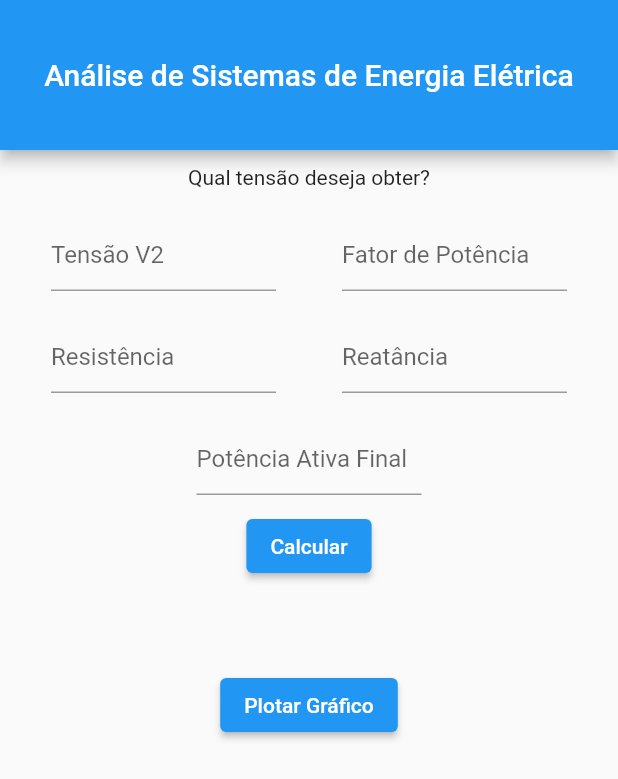
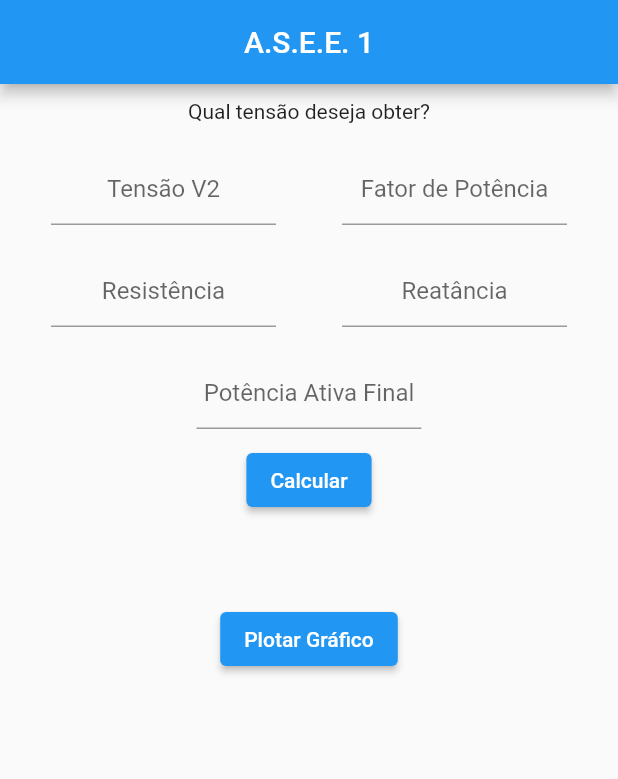
Before and after one commit to GustavoAlecio/app_analise, a Flutter app: the screen it shows after launch, after a tap on "Calcular", on a phone screen of 412 x 824 dp. Shown: the top 779 px of the screen. Run offline on Flutter 3.47's test engine with Material 2 defaults, Android fonts, the phone set to English and light mode, and no system bars; our stand-ins replace flutter_mobx, flutter_modular, mobx, syncfusion_flutter_charts; generated files the repository leaves out were written again.

Commit message:
include splash_screen & improve charts performance

```diff
--- a/lib/app/app_module.dart
+++ b/lib/app/app_module.dart
@@ -1,6 +1,5 @@
+import 'package:app_analise/app/modules/initial/initial_module.dart';
 import 'package:flutter_modular/flutter_modular.dart';
-
-import 'modules/home/home_module.dart';
 
 class AppModule extends Module {
   @override
@@ -8,7 +7,6 @@ class AppModule extends Module {
 
   @override
   final List<ModularRoute> routes = [
-    ModuleRoute(Modular.initialRoute, module: HomeModule()),
+    ModuleRoute(Modular.initialRoute, module: InitialModule()),
   ];
-
 }
--- a/lib/app/app_widget.dart
+++ b/lib/app/app_widget.dart
@@ -2,6 +2,8 @@ import 'package:flutter/material.dart';
 import 'package:flutter_modular/flutter_modular.dart';
 
 class AppWidget extends StatelessWidget {
+  const AppWidget({Key? key}) : super(key: key);
+
   @override
   Widget build(BuildContext context) {
     return MaterialApp.router(
--- a/lib/app/modules/grafico/grafico/grafico_module.dart
+++ b/lib/app/modules/grafico/grafico/grafico_module.dart
@@ -10,6 +10,6 @@ class GraficoModule extends Module {
 
   @override
   final List<ModularRoute> routes = [
-    ChildRoute('/', child: (_, args) => GraficoPage()),
+    ChildRoute('/', child: (_, args) => const GraficoPage()),
   ];
 }
--- a/lib/app/modules/home/home_module.dart
+++ b/lib/app/modules/home/home_module.dart
@@ -1,5 +1,4 @@
 import 'package:app_analise/app/modules/grafico/grafico/grafico_module.dart';
-import 'package:flutter/material.dart';
 import 'package:flutter_modular/flutter_modular.dart';
 import '../home/home_store.dart';
 
@@ -13,7 +12,7 @@ class HomeModule extends Module {
 
   @override
   final List<ModularRoute> routes = [
-    ChildRoute(Modular.initialRoute, child: (_, args) => HomePage()),
+    ChildRoute(Modular.initialRoute, child: (_, args) => const HomePage()),
     ModuleRoute("/grafico", module: GraficoModule())
   ];
 }
--- a/lib/app/modules/home/home_page.dart
+++ b/lib/app/modules/home/home_page.dart
@@ -13,23 +13,29 @@ class HomePage extends StatefulWidget {
 }
 
 class _HomePageState extends ModularState<HomePage, HomeStore> {
+  final FocusScopeNode node = FocusScopeNode();
   @override
   Widget build(BuildContext context) {
+    return LayoutBuilder(builder: (context, constraints) {
       return Scaffold(
           appBar: AppBar(
-          title: const Text(
-            'Análise de Sistemas de Energia Elétrica',
-            maxLines: 2,
+            title: Text(
+              constraints.maxWidth < 500
+                  ? "A.S.E.E. 1"
+                  : 'Análise de Sistemas de Energia Elétrica',
+              maxLines: 1,
               textAlign: TextAlign.center,
             ),
             centerTitle: true,
-          toolbarHeight: 100,
           ),
           body: SingleChildScrollView(
+            child: FocusScope(
+              node: node,
               child: Column(
                 children: [
                   const Padding(
-                padding: EdgeInsets.symmetric(vertical: 10.0, horizontal: 10),
+                    padding:
+                        EdgeInsets.symmetric(vertical: 10.0, horizontal: 10),
                     child: Text("Qual tensão deseja obter?"),
                   ),
                   // Row(
@@ -73,6 +79,9 @@ class _HomePageState extends ModularState<HomePage, HomeStore> {
                           child: SizedBox(
                             width: 150,
                             child: TextFormField(
+                              textAlign: TextAlign.center,
+                              onEditingComplete: node.nextFocus,
+                              textInputAction: TextInputAction.next,
                               keyboardType: TextInputType.number,
                               onChanged: (value) => value.isNotEmpty
                                   ? store.setTensaoEntrada(double.parse(value))
@@ -92,6 +101,9 @@ class _HomePageState extends ModularState<HomePage, HomeStore> {
                         child: SizedBox(
                           width: 150,
                           child: TextFormField(
+                            textAlign: TextAlign.center,
+                            onEditingComplete: node.nextFocus,
+                            textInputAction: TextInputAction.next,
                             keyboardType: TextInputType.number,
                             onChanged: (value) => value.isNotEmpty
                                 ? store.setFatorPotencia(double.parse(value))
@@ -113,6 +125,9 @@ class _HomePageState extends ModularState<HomePage, HomeStore> {
                         child: SizedBox(
                           width: 150,
                           child: TextFormField(
+                            textAlign: TextAlign.center,
+                            onEditingComplete: node.nextFocus,
+                            textInputAction: TextInputAction.next,
                             keyboardType: TextInputType.number,
                             onChanged: (value) {
                               value.isNotEmpty
@@ -131,6 +146,9 @@ class _HomePageState extends ModularState<HomePage, HomeStore> {
                         child: SizedBox(
                           width: 150,
                           child: TextFormField(
+                            textAlign: TextAlign.center,
+                            onEditingComplete: node.nextFocus,
+                            textInputAction: TextInputAction.next,
                             keyboardType: TextInputType.number,
                             onChanged: (value) {
                               value.isNotEmpty
@@ -172,6 +190,9 @@ class _HomePageState extends ModularState<HomePage, HomeStore> {
                         child: SizedBox(
                           width: 150,
                           child: TextFormField(
+                            textAlign: TextAlign.center,
+                            onEditingComplete: node.nextFocus,
+                            textInputAction: TextInputAction.done,
                             keyboardType: TextInputType.number,
                             onChanged: (value) {
                               if (value.isNotEmpty) {
@@ -189,6 +210,7 @@ class _HomePageState extends ModularState<HomePage, HomeStore> {
 
                   ElevatedButton(
                       onPressed: () async {
+                        node.unfocus();
                         await store.setCalculos();
                         setState(() {});
                       },
@@ -198,7 +220,9 @@ class _HomePageState extends ModularState<HomePage, HomeStore> {
                       height: 50,
                       child: store.resultadoY1.length > 1
                           ? Text(
-                          "Calculo completo, plotar gráfico! \n Ponto Critico: V2 =  ${store.pontoCritico[0]} e P2 = ${store.pontoCritico[1]}")
+                              "Calculo completo, plotar gráfico! \n Ponto Critico: V2 =  ${store.pontoCritico[0]} e P2 = ${store.pontoCritico[1]}",
+                              textAlign: TextAlign.center,
+                            )
                           : const SizedBox(),
                     );
                   }),
@@ -207,12 +231,15 @@ class _HomePageState extends ModularState<HomePage, HomeStore> {
                     child: ElevatedButton(
                         onPressed: () async {
                           Modular.to.pushNamed("/grafico/",
-                          arguments: ScreenArguments(store.data1, store.data2));
+                              arguments:
+                                  ScreenArguments(store.data1, store.data2));
                         },
                         child: const Text("Plotar Gráfico")),
                   ),
                 ],
               ),
+            ),
           ));
+    });
   }
 }
--- a/lib/app/modules/home/home_store.dart
+++ b/lib/app/modules/home/home_store.dart
@@ -62,7 +62,7 @@ abstract class HomeStoreBase with Store {
   int numeroIteracoes = 0;
 
   @observable
-  double variavel = 0.0001;
+  double variavel = 0.00005;
 
   @observable
   List<String> iteracoes = [];
@@ -106,6 +106,9 @@ abstract class HomeStoreBase with Store {
 
   @observable
   double potenciaReativa = 0.0;
+
+  @observable
+  bool loading = false;
 
   @action
   setPotenciaAtiva() {
@@ -202,8 +205,9 @@ abstract class HomeStoreBase with Store {
         break;
       }
     } while (potenciaInstantanea <= potenciaFinal);
-
-    setCurvaPV();
+    loading = true;
+    await setCurvaPV();
+    loading = false;
   }
 
   @action
--- /dev/null
+++ b/lib/app/modules/initial/initial_page.dart
@@ -0,0 +1,42 @@
+import 'package:flutter/services.dart';
+import 'package:flutter_modular/flutter_modular.dart';
+import 'package:app_analise/app//modules/initial/initial_store.dart';
+import 'package:flutter/material.dart';
+
+class InitialPage extends StatefulWidget {
+  final String title;
+  const InitialPage({Key? key, this.title = 'InitialPage'}) : super(key: key);
+  @override
+  InitialPageState createState() => InitialPageState();
+}
+
+class InitialPageState extends State<InitialPage> {
+  final InitialStore store = Modular.get();
+
+  @override
+  void initState() {
+    super.initState();
+    SystemChrome.setEnabledSystemUIMode;
+    Future.delayed(const Duration(seconds: 4)).then((_) {
+      Modular.to.pushReplacementNamed("/home/");
+    });
+  }
+
+  @override
+  Widget build(BuildContext context) {
+    return Scaffold(
+      body: Center(
+        child: Column(
+          mainAxisAlignment: MainAxisAlignment.center,
+          children: [
+            Image.asset("assets/images/logo_ufmt.jpeg"),
+            const Text(
+              "Análise de Sistemas de Energia Elétrica 1",
+              style: TextStyle(fontSize: 16, fontWeight: FontWeight.bold),
+            )
+          ],
+        ),
+      ),
+    );
+  }
+}
--- a/lib/main.dart
+++ b/lib/main.dart
@@ -4,4 +4,5 @@ import 'package:flutter_modular/flutter_modular.dart';
 import 'app/app_module.dart';
 import 'app/app_widget.dart';
 
-void main() => runApp(ModularApp(module: AppModule(), child: AppWidget()));
+void main() =>
+    runApp(ModularApp(module: AppModule(), child: const AppWidget()));
--- a/pubspec.yaml
+++ b/pubspec.yaml
@@ -66,8 +66,8 @@ flutter:
   uses-material-design: true
 
   # To add assets to your application, add an assets section, like this:
-  # assets:
-  #   - images/a_dot_burr.jpeg
+  assets:
+    - assets/images/
   #   - images/a_dot_ham.jpeg
 
   # An image asset can refer to one or more resolution-specific "variants", see
```
Also changed, not shown: lib/app/modules/grafico/grafico/grafico_page.dart (+7 -10 lines), lib/app/modules/initial/initial_module.dart (added, +17 -0 lines), lib/app/modules/initial/initial_store.dart (added, +15 -0 lines), assets/images/logo_ufmt.jpeg (added), lib/app/modules/home/home_store.g.dart, lib/app/modules/initial/initial_store.g.dart (added), 3 other files. Lines whose indentation alone changed are shown as unchanged.
